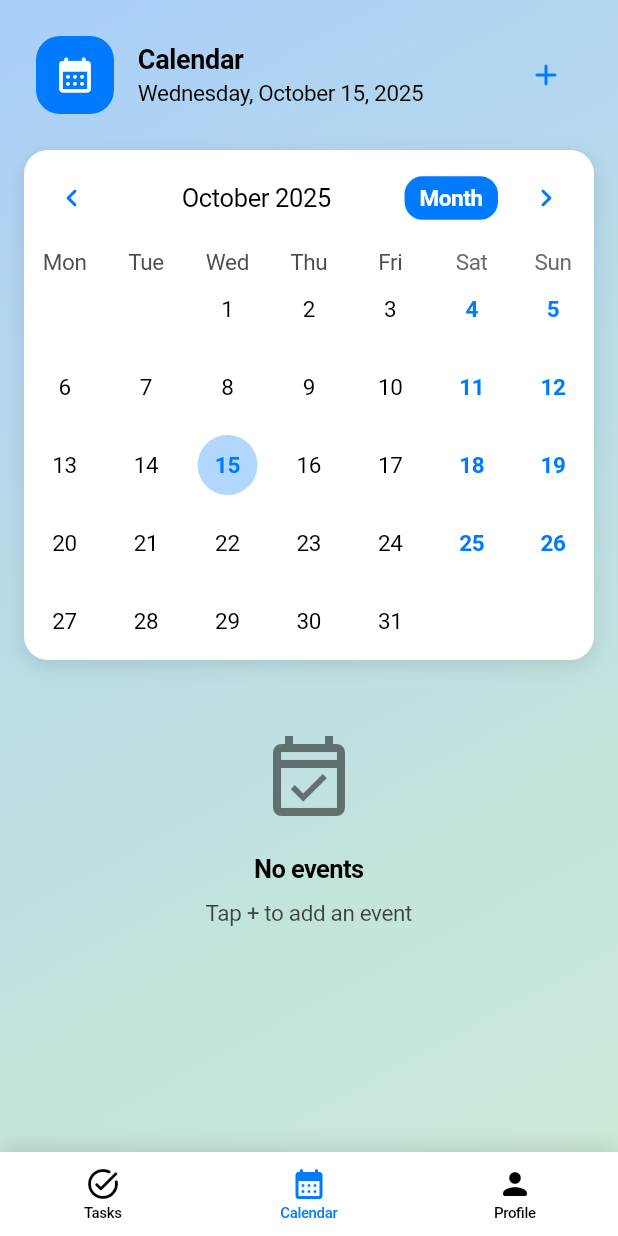
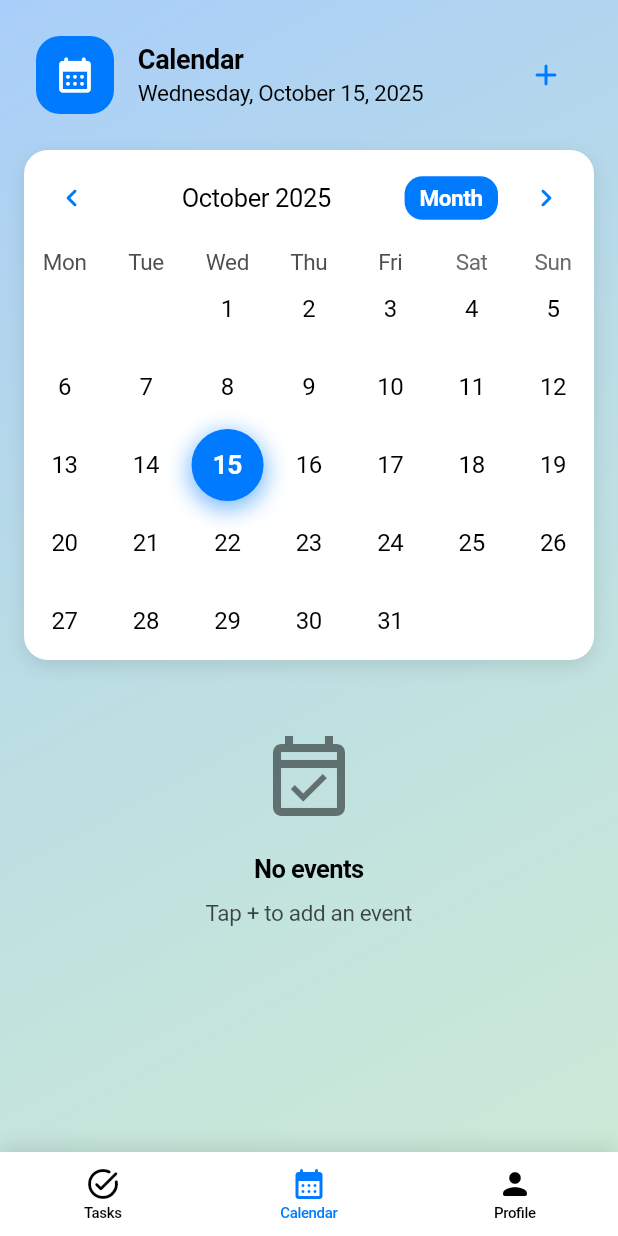
Before and after one commit to chenchen218/smart-scheduler, a Flutter app: the screen it shows once a user with an empty profile is signed in, item 2 of the bottom bar chosen, on a phone screen of 412 x 824 dp. Run offline on Flutter 3.47's test engine with Material 3 defaults, Android fonts, the phone set to English and light mode, and no system bars; drawn by our look-alikes of table_calendar; our stand-ins replace cloud_firestore, firebase_auth, firebase_core, firebase_storage, flutter_tts, google_sign_in and 5 more; missing offline and left inert: device_calendar; accounts and stored records are empty; Roboto replaces fonts that are missing (-apple-system).

Commit message:
calendar date selection ui update

```diff
--- a/lib/screens/calendar/controllers/calendar_controller.dart
+++ b/lib/screens/calendar/controllers/calendar_controller.dart
@@ -10,6 +10,9 @@ import '../../add_event/add_event_screen.dart';
 class CalendarController extends ChangeNotifier {
   final CalendarService _calendarService = CalendarService();
   final ValueNotifier<List<CalendarEvent>> _selectedEvents = ValueNotifier([]);
+
+  // Cache for events to provide synchronous access for visual indicators
+  final Map<String, List<CalendarEvent>> _eventsCache = {};
 
   DateTime _focusedDay = DateTime.now();
   DateTime? _selectedDay;
@@ -31,6 +34,23 @@ class CalendarController extends ChangeNotifier {
   Future<void> initialize() async {
     _selectedDay = _focusedDay;
     await _loadEvents();
+    await _preloadMonthEvents(_focusedDay);
+  }
+
+  /// Preload events for the current month to show visual indicators
+  Future<void> _preloadMonthEvents(DateTime month) async {
+    try {
+      final startOfMonth = DateTime(month.year, month.month, 1);
+      final endOfMonth = DateTime(month.year, month.month + 1, 0);
+
+      // Load events for the entire month
+      for (int day = 1; day <= endOfMonth.day; day++) {
+        final date = DateTime(month.year, month.month, day);
+        await _loadEventsForDay(date);
+      }
+    } catch (e) {
+      print('Error preloading month events: $e');
+    }
   }
 
   /// Load events for the selected day
@@ -45,15 +65,24 @@ class CalendarController extends ChangeNotifier {
 
   /// Get events for a specific day (synchronous for TableCalendar)
   List<CalendarEvent> getEventsForDay(DateTime day) {
-    // This is used by TableCalendar which expects a synchronous function
-    // We'll load events asynchronously in initialize and onDaySelected
-    return [];
+    // Use cached events for visual indicators
+    final dayKey = _getDayKey(day);
+    return _eventsCache[dayKey] ?? [];
+  }
+
+  /// Get a unique key for a day
+  String _getDayKey(DateTime day) {
+    return '${day.year}-${day.month}-${day.day}';
   }
 
   /// Load events for a specific day (asynchronous)
   Future<List<CalendarEvent>> _loadEventsForDay(DateTime day) async {
     try {
-      return await _calendarService.getEventsForDate(day);
+      final events = await _calendarService.getEventsForDate(day);
+      // Cache the events for synchronous access
+      final dayKey = _getDayKey(day);
+      _eventsCache[dayKey] = events;
+      return events;
     } catch (e) {
       print('Error loading events for day: $e');
       return [];
@@ -106,6 +135,8 @@ class CalendarController extends ChangeNotifier {
   void onPageChanged(DateTime focusedDay) {
     _focusedDay = focusedDay;
     notifyListeners();
+    // Preload events for the new month
+    _preloadMonthEvents(focusedDay);
   }
 
   /// Refresh events
--- a/lib/screens/calendar/widgets/calendar_widget.dart
+++ b/lib/screens/calendar/widgets/calendar_widget.dart
@@ -1,4 +1,5 @@
 import 'package:flutter/material.dart';
+import 'package:flutter/services.dart';
 import 'package:table_calendar/table_calendar.dart';
 import '../../../models/calendar_event.dart';
 
@@ -62,29 +63,64 @@ class CalendarWidget extends StatelessWidget {
             color: colorScheme.primary,
             fontWeight: FontWeight.w600,
           ),
-          defaultTextStyle: TextStyle(color: colorScheme.onSurface),
+          defaultTextStyle: TextStyle(
+            color: colorScheme.onSurface,
+            fontSize: 16,
+          ),
           selectedTextStyle: TextStyle(
             color: colorScheme.onPrimary,
             fontWeight: FontWeight.bold,
+            fontSize: 16,
           ),
           todayTextStyle: TextStyle(
             color: colorScheme.primary,
             fontWeight: FontWeight.bold,
+            fontSize: 16,
           ),
+          // Enhanced selected date styling with multiple effects
           selectedDecoration: BoxDecoration(
             color: colorScheme.primary,
             shape: BoxShape.circle,
+            border: Border.all(color: colorScheme.primary, width: 3),
+            boxShadow: [
+              BoxShadow(
+                color: colorScheme.primary.withOpacity(0.5),
+                blurRadius: 12,
+                offset: const Offset(0, 4),
+                spreadRadius: 2,
+              ),
+            ],
           ),
+          // Today's date styling
           todayDecoration: BoxDecoration(
             color: colorScheme.primary.withOpacity(0.3),
             shape: BoxShape.circle,
+            border: Border.all(color: colorScheme.primary, width: 2),
+            boxShadow: [
+              BoxShadow(
+                color: colorScheme.primary.withOpacity(0.3),
+                blurRadius: 6,
+                offset: const Offset(0, 2),
+              ),
+            ],
           ),
+          // Event markers with better visibility
           markerDecoration: BoxDecoration(
             color: colorScheme.secondary,
             shape: BoxShape.circle,
+            boxShadow: [
+              BoxShadow(
+                color: colorScheme.secondary.withOpacity(0.3),
+                blurRadius: 4,
+                offset: const Offset(0, 1),
+              ),
+            ],
           ),
           markersMaxCount: 3,
-          markerSize: 6,
+          markerSize: 8,
+          // Hover/selection effects
+          cellMargin: const EdgeInsets.all(4),
+          cellPadding: const EdgeInsets.all(8),
         ),
         headerStyle: HeaderStyle(
           formatButtonVisible: true,
@@ -107,12 +143,138 @@ class CalendarWidget extends StatelessWidget {
             color: colorScheme.primary,
           ),
         ),
-        onDaySelected: onDaySelected,
+        onDaySelected: (selectedDay, focusedDay) {
+          // Add haptic feedback for better user experience
+          HapticFeedback.lightImpact();
+          onDaySelected(selectedDay, focusedDay);
+        },
         onRangeSelected: onRangeSelected,
         rangeSelectionMode: rangeSelectionMode,
         onFormatChanged: onFormatChanged,
         onPageChanged: onPageChanged,
+        // Add custom styling for better visual feedback
+        availableCalendarFormats: const {
+          CalendarFormat.month: 'Month',
+          CalendarFormat.twoWeeks: '2 Weeks',
+          CalendarFormat.week: 'Week',
+        },
+        // Enhanced calendar builders for custom date cells
+        calendarBuilders: CalendarBuilders<CalendarEvent>(
+          defaultBuilder: (context, day, focusedDay) {
+            return _buildDateCell(context, day, focusedDay, false, false);
+          },
+          selectedBuilder: (context, day, focusedDay) {
+            return _buildDateCell(context, day, focusedDay, true, false);
+          },
+          todayBuilder: (context, day, focusedDay) {
+            final isSelected = isSameDay(selectedDay, day);
+            return _buildDateCell(context, day, focusedDay, isSelected, true);
+          },
+        ),
       ),
     );
   }
+
+  /// Build custom date cell with enhanced visual feedback
+  Widget _buildDateCell(
+    BuildContext context,
+    DateTime day,
+    DateTime focusedDay,
+    bool isSelected,
+    bool isToday,
+  ) {
+    final colorScheme = Theme.of(context).colorScheme;
+
+    return AnimatedContainer(
+      duration: const Duration(milliseconds: 200),
+      curve: Curves.easeInOut,
+      margin: const EdgeInsets.all(2),
+      decoration: BoxDecoration(
+        color: _getBackgroundColor(colorScheme, isSelected, isToday),
+        shape: BoxShape.circle,
+        border: _getBorder(colorScheme, isSelected, isToday),
+        boxShadow: _getBoxShadow(colorScheme, isSelected, isToday),
+      ),
+      child: Stack(
+        children: [
+          // Main date text with scale animation
+          Center(
+            child: AnimatedScale(
+              scale: isSelected ? 1.1 : 1.0,
+              duration: const Duration(milliseconds: 200),
+              curve: Curves.easeInOut,
+              child: Text(
+                '${day.day}',
+                style: TextStyle(
+                  color: _getTextColor(colorScheme, isSelected, isToday),
+                  fontWeight: isSelected || isToday
+                      ? FontWeight.bold
+                      : FontWeight.normal,
+                  fontSize: 16,
+                ),
+              ),
+            ),
+          ),
+          // Event indicators are handled by TableCalendar's built-in markers
+        ],
+      ),
+    );
+  }
+
+  Color _getBackgroundColor(
+    ColorScheme colorScheme,
+    bool isSelected,
+    bool isToday,
+  ) {
+    if (isSelected) {
+      return colorScheme.primary;
+    } else if (isToday) {
+      return colorScheme.primary.withOpacity(0.3);
+    }
+    return Colors.transparent;
+  }
+
+  Border? _getBorder(ColorScheme colorScheme, bool isSelected, bool isToday) {
+    if (isSelected) {
+      return Border.all(color: colorScheme.primary, width: 3);
+    } else if (isToday) {
+      return Border.all(color: colorScheme.primary, width: 2);
+    }
+    return null;
+  }
+
+  List<BoxShadow>? _getBoxShadow(
+    ColorScheme colorScheme,
+    bool isSelected,
+    bool isToday,
+  ) {
+    if (isSelected) {
+      return [
+        BoxShadow(
+          color: colorScheme.primary.withOpacity(0.5),
+          blurRadius: 12,
+          offset: const Offset(0, 4),
+          spreadRadius: 2,
+        ),
+      ];
+    } else if (isToday) {
+      return [
+        BoxShadow(
+          color: colorScheme.primary.withOpacity(0.3),
+          blurRadius: 6,
+          offset: const Offset(0, 2),
+        ),
+      ];
+    }
+    return null;
+  }
+
+  Color _getTextColor(ColorScheme colorScheme, bool isSelected, bool isToday) {
+    if (isSelected) {
+      return colorScheme.onPrimary;
+    } else if (isToday) {
+      return colorScheme.primary;
+    }
+    return colorScheme.onSurface;
+  }
 }
```
